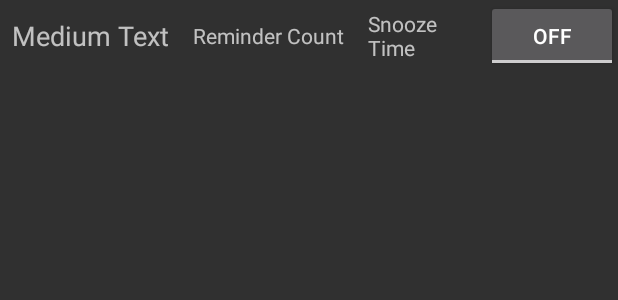
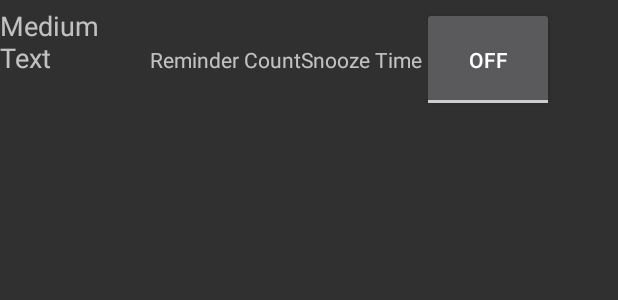
Before and after one commit to lpandori/RemindMe, an Android app: the layout alarm_list_item.xml on its own in the app's theme, with its tools: preview values and no code run, on a phone screen of 412 x 824 dp. Shown: the top 300 px of the screen. Run offline under Robolectric (Android 15) with nearby library versions, the phone set to English and light mode, and no system bars.

Commit message:
trying to fix the alarm-list-item, but not looking great yet

```diff
--- a/app/src/main/res/layout/alarm_list_item.xml
+++ b/app/src/main/res/layout/alarm_list_item.xml
@@ -2,57 +2,62 @@
 
 <FrameLayout xmlns:android="http://schemas.android.com/apk/res/android"
     android:layout_width="match_parent"
-    android:layout_height="wrap_content" >
+    android:layout_height="80dp" >
 
-    <RelativeLayout
+    <LinearLayout
         android:id="@+id/alarm_item"
+        android:orientation="horizontal"
         android:layout_width="match_parent"
         android:layout_height="wrap_content"
         android:layout_gravity="center_vertical">
 
         <TextView
             android:id="@+id/alarm_item_name"
-            android:layout_width="wrap_content"
-            android:layout_height="wrap_content"
-            android:layout_marginLeft="8dp"
-            android:layout_marginRight="8dp"
+            android:layout_width="100dp"
+            android:layout_height="match_parent"
             android:layout_alignParentLeft="true"
             android:layout_centerVertical="true"
             android:text="Medium Text"
             android:textAppearance="?android:attr/textAppearanceMedium" />
 
+        <LinearLayout
+            android:id="@+id/alarm_parameters"
+            android:layout_width="wrap_content"
+            android:layout_height="wrap_content"
+            android:layout_gravity="center_vertical">
+
             <TextView
                 android:id="@+id/alarm_reminderCount"
                 android:layout_width="wrap_content"
-            android:layout_height="wrap_content"
-            android:layout_marginLeft="8dp"
-            android:layout_marginRight="8dp"
+                android:layout_height="match_parent"
                 android:layout_centerVertical="true"
                 android:layout_toRightOf="@+id/alarm_item_name"
                 android:text="Reminder Count"
+                android:layout_weight="1"
                 android:textAppearance="?android:attr/textAppearanceSmall" />
 
             <TextView
                 android:id="@+id/alarm_snoozeTime"
                 android:layout_width="wrap_content"
-            android:layout_height="wrap_content"
-            android:layout_marginLeft="8dp"
-            android:layout_marginRight="8dp"
+                android:layout_height="match_parent"
                 android:layout_centerVertical="true"
                 android:layout_toRightOf="@+id/alarm_reminderCount"
                 android:layout_toLeftOf="@+id/alarm_item_toggle"
                 android:text="Snooze Time"
+                android:layout_weight="1"
                 android:textAppearance="?android:attr/textAppearanceSmall" />
+        </LinearLayout>
 
         <ToggleButton
             android:id="@+id/alarm_item_toggle"
             android:layout_width="wrap_content"
-            android:layout_height="wrap_content"
+            android:layout_height="70dp"
             android:layout_centerVertical="true"
             android:layout_alignParentRight="true"
-            android:layout_alignParentTop="true" />
+            android:layout_alignParentTop="true"
+            />
 
-    </RelativeLayout>
+    </LinearLayout>
 
 
     <LinearLayout
--- a/app/src/main/res/layout/reminder_list_item.xml
+++ b/app/src/main/res/layout/reminder_list_item.xml
@@ -9,6 +9,7 @@
         android:layout_height="wrap_content"
         android:layout_gravity="center_vertical"
         android:padding="16dp"
+        android:weightSum="4"
         android:visibility="visible">
 
         <TextView
```
Lines whose indentation alone changed are shown as unchanged.
